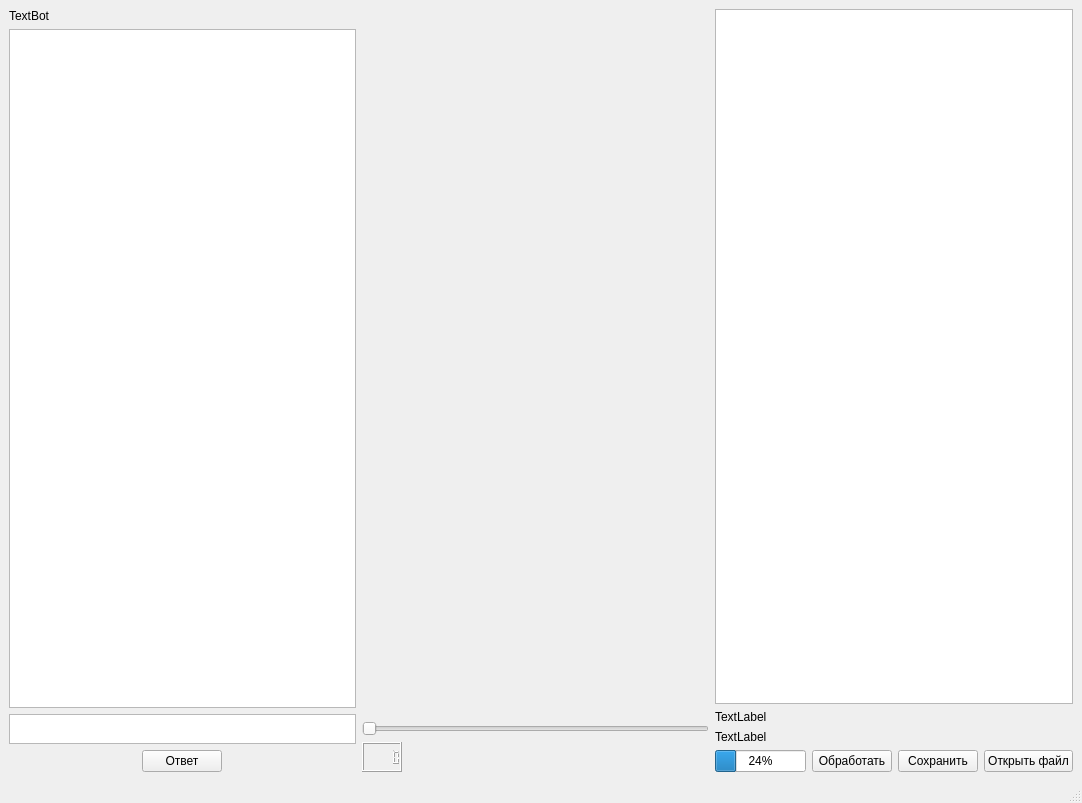
mva2204/PyPrg, file uis/text_bot_gui_mpl.ui: the form before one commit.
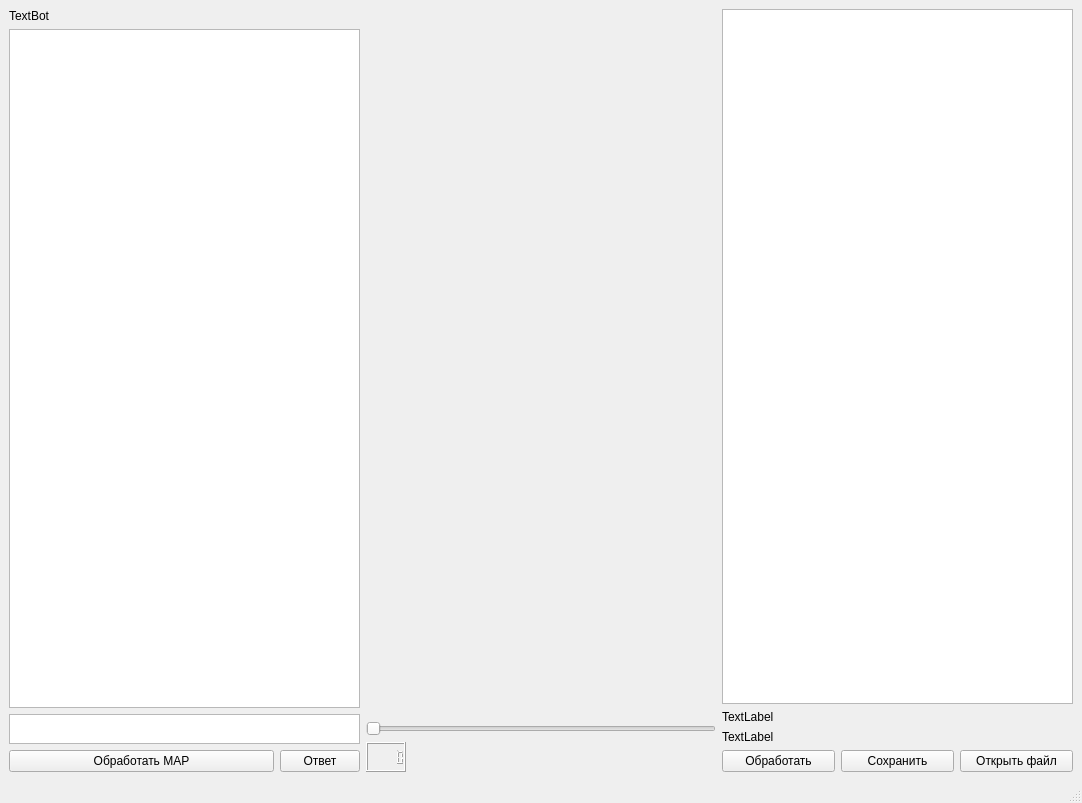
The form after the commit.

Patch:
```diff
--- a/uis/text_bot_gui_mpl.ui
+++ b/uis/text_bot_gui_mpl.ui
@@ -51,6 +51,13 @@
       </item>
       <item>
        <layout class="QHBoxLayout" name="horizontalLayout_2">
+        <item>
+         <widget class="QPushButton" name="pushButton_map">
+          <property name="text">
+           <string>Обработать MAP</string>
+          </property>
+         </widget>
+        </item>
         <item>
          <widget class="QPushButton" name="pushButton">
           <property name="sizePolicy">
@@ -141,13 +148,6 @@
       </item>
       <item>
        <layout class="QHBoxLayout" name="horizontalLayout_3">
-        <item>
-         <widget class="QProgressBar" name="progressBar_valid_email">
-          <property name="value">
-           <number>24</number>
-          </property>
-         </widget>
-        </item>
         <item>
          <widget class="QPushButton" name="pushButton_update">
           <property name="text">
```
